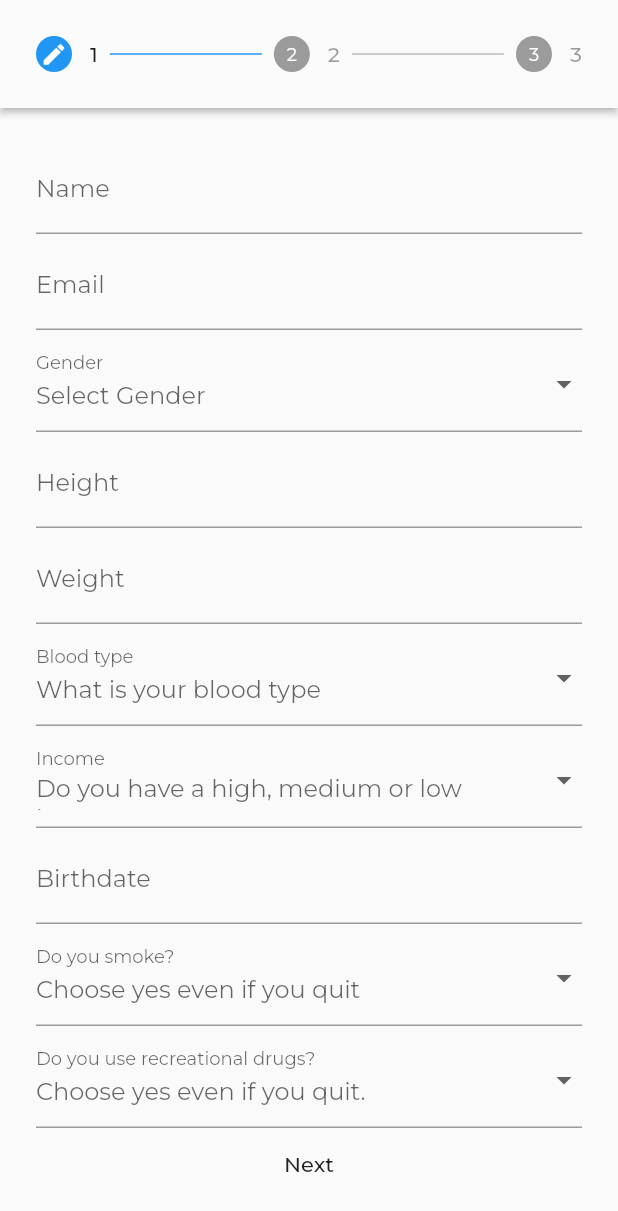
After one commit to solo1g/covid-vaccine-app, a Flutter app: the UserDetailsStepper screen opened directly, on a phone screen of 412 x 824 dp. The commit adds this screen. Shown: the top 1211 px of the screen. Run offline on Flutter 3.47's test engine with Material 2 defaults, Android fonts, the phone set to English and light mode, and no system bars; drawn by our look-alikes of flutter_form_builder; our stand-ins replace cloud_firestore, expandable, firebase_core, font_awesome_flutter, google_fonts, percent_indicator; accounts and stored records are empty; project files that could hold a hidden picture were left out.

Commit message:
Implemented user details page and form 1 of 3

```diff
--- a/lib/database/database.dart
+++ b/lib/database/database.dart
@@ -1,40 +1,40 @@
-import 'package:firebase_database/firebase_database.dart';
-import 'package:flutter/material.dart';
-
-class DatabaseTest extends StatelessWidget {
-  final databaseReference = FirebaseDatabase.instance.reference();
-  @override
-  Widget build(BuildContext context) {
-    createData();
-    readData();
-    return Text("created data");
-  }
-
-  void createData() {
-    databaseReference
-        .child("Patients/Patient1")
-        .set({'name': 'test1', 'score': 150});
-    databaseReference
-        .child("Patients/Patient2")
-        .set({'name': 'test2', 'score': 250});
-    databaseReference
-        .child("Patients/Patient3")
-        .set({'name': 'test3', 'score': 50});
-    databaseReference
-        .child("Patients/Patient4")
-        .set({'name': 'test4', 'score': 350});
-  }
-
-  void readData() {
-    var query = databaseReference.child("Patients").orderByChild("score");
-    query.onChildAdded.forEach((event) {
-      print(event.snapshot.value);
-    });
+// import 'package:firebase_database/firebase_database.dart';
+// import 'package:flutter/material.dart';
+//
+// class DatabaseTest extends StatelessWidget {
+//   final databaseReference = FirebaseDatabase.instance.reference();
+//   @override
+//   Widget build(BuildContext context) {
+//     createData();
+//     readData();
+//     return Text("created data");
+//   }
+//
+//   void createData() {
+//     databaseReference
+//         .child("Patients/Patient1")
+//         .set({'name': 'test1', 'score': 150});
+//     databaseReference
+//         .child("Patients/Patient2")
+//         .set({'name': 'test2', 'score': 250});
+//     databaseReference
+//         .child("Patients/Patient3")
+//         .set({'name': 'test3', 'score': 50});
+//     databaseReference
+//         .child("Patients/Patient4")
+//         .set({'name': 'test4', 'score': 350});
+//   }
+//
+//   void readData() {
+//     var query = databaseReference.child("Patients").orderByChild("score");
+//     query.onChildAdded.forEach((event) {
+//       print(event.snapshot.value);
+//     });
 //    databaseReference.orderByChild("name").once().then((DataSnapshot snapshot) {
 //      print('Data : ${snapshot.value}');
 //    });
 //    databaseReference.once().then((DataSnapshot snapshot) {
 //      print('Data : ${snapshot.value}');
 //    });
-  }
-}
+//   }
+// }
--- a/lib/main.dart
+++ b/lib/main.dart
@@ -1,3 +1,5 @@
+import 'package:covidvaccineapp/screens/UserDetails.dart';
+import 'package:firebase_core/firebase_core.dart';
 import 'package:flutter/material.dart';
 import 'package:flutter/services.dart';
 import 'package:google_fonts/google_fonts.dart';
@@ -8,6 +10,7 @@ import './screens/HomeScreen.dart';
 
 void main() async {
   WidgetsFlutterBinding.ensureInitialized();
+  await Firebase.initializeApp();
   await SystemChrome.setPreferredOrientations(<DeviceOrientation>[
     DeviceOrientation.portraitUp,
     DeviceOrientation.portraitDown
--- /dev/null
+++ b/lib/screens/UserDetails.dart
@@ -0,0 +1,303 @@
+import 'package:cloud_firestore/cloud_firestore.dart';
+import 'package:flutter/material.dart';
+import 'package:flutter/rendering.dart';
+import 'package:flutter_form_builder/flutter_form_builder.dart';
+
+class UserDetailsStepper extends StatefulWidget {
+  @override
+  _UserDetailsStepperState createState() => _UserDetailsStepperState();
+}
+
+class _UserDetailsStepperState extends State<UserDetailsStepper> {
+  int _currentStep;
+  List<bool> activeStates;
+  @override
+  void initState() {
+    _currentStep = 0;
+    activeStates = [true, false, false];
+    super.initState();
+  }
+
+  StepState _getState(int idx) {
+    if (idx == _currentStep)
+      return StepState.editing;
+    else if (idx < _currentStep)
+      return StepState.complete;
+    else
+      return StepState.disabled;
+  }
+
+  List<Step> _getSteps() {
+    return [
+      Step(
+        title: Text("1"),
+        state: _getState(0),
+        content: UserDetailsPage1(
+          nextStepCallback: nextStep,
+        ),
+        isActive: activeStates[0],
+      ),
+      Step(
+        state: _getState(1),
+        title: Text("2"),
+        content: UserDetailsPage2(
+          nextStepCallback: nextStep,
+        ),
+        isActive: activeStates[1],
+      ),
+      Step(
+        state: _getState(2),
+        title: Text("3"),
+        content: Text("To be added"),
+        isActive: activeStates[2],
+      ),
+    ];
+  }
+
+  void nextStep() {
+    setState(() {
+      if (_currentStep < activeStates.length - 1) {
+        _currentStep++;
+        activeStates[_currentStep] = true;
+      }
+    });
+  }
+
+  @override
+  Widget build(BuildContext context) {
+    return Scaffold(
+      body: SafeArea(
+        child: Stepper(
+          currentStep: _currentStep,
+          controlsBuilder: (BuildContext context,
+              {VoidCallback onStepContinue, VoidCallback onStepCancel}) {
+            return Row(
+              children: <Widget>[
+                Container(
+                  child: null,
+                ),
+                Container(
+                  child: null,
+                ),
+              ],
+            );
+          },
+          type: StepperType.horizontal,
+          steps: _getSteps(),
+        ),
+      ),
+    );
+  }
+}
+
+class UserDetailsPage1 extends StatefulWidget {
+  var nextStepCallback;
+  UserDetailsPage1({this.nextStepCallback});
+  @override
+  _UserDetailsPage1State createState() => _UserDetailsPage1State();
+}
+
+class _UserDetailsPage1State extends State<UserDetailsPage1> {
+  final GlobalKey<FormBuilderState> _formKey = GlobalKey<FormBuilderState>();
+  final _firestore = FirebaseFirestore.instance;
+  @override
+  Widget build(BuildContext context) {
+    return SingleChildScrollView(
+      child: Column(
+        children: [
+          FormBuilder(
+            key: _formKey,
+            child: Column(
+              children: [
+                FormBuilderTextField(
+                  attribute: 'name',
+                  decoration: const InputDecoration(
+                      labelText: 'Name', hintText: "Enter your name"),
+                  validators: [FormBuilderValidators.required()],
+                ),
+                SizedBox(height: 4),
+                FormBuilderTextField(
+                  attribute: 'email',
+                  decoration: const InputDecoration(
+                      labelText: 'Email', hintText: "Enter your email"),
+                  validators: [
+                    FormBuilderValidators.required(),
+                    FormBuilderValidators.email(),
+                  ],
+                ),
+                SizedBox(height: 4),
+                FormBuilderDropdown(
+                  attribute: 'gender',
+                  decoration: const InputDecoration(
+                    labelText: 'Gender',
+                  ),
+                  hint: Text('Select Gender'),
+                  validators: [FormBuilderValidators.required()],
+                  items: ["Male", "Female", "Other", "Rather not say"]
+                      .map((gender) => DropdownMenuItem(
+                            value: gender,
+                            child: Text('$gender'),
+                          ))
+                      .toList(),
+                ),
+                SizedBox(height: 4),
+                FormBuilderTextField(
+                  attribute: "height",
+                  decoration: const InputDecoration(
+                    labelText: "Height",
+                    hintText: "Enter height in cm",
+                  ),
+                ),
+                SizedBox(height: 4),
+                FormBuilderTextField(
+                  attribute: "weight",
+                  decoration: const InputDecoration(
+                    labelText: "Weight",
+                    hintText: "Enter weight in kg",
+                  ),
+                ),
+                SizedBox(height: 4),
+                FormBuilderDropdown(
+                  attribute: 'blood',
+                  decoration: const InputDecoration(
+                    labelText: 'Blood type',
+                  ),
+                  hint: Text('What is your blood type'),
+                  validators: [FormBuilderValidators.required()],
+                  items: [
+                    "Don't know",
+                    "O+",
+                    "O-",
+                    "A+",
+                    "A-",
+                    "B+",
+                    "B-",
+                    "AB+",
+                    "AB-",
+                  ]
+                      .map((gender) => DropdownMenuItem(
+                            value: gender,
+                            child: Text('$gender'),
+                          ))
+                      .toList(),
+                ),
+                SizedBox(height: 4),
+                FormBuilderDropdown(
+                  attribute: 'income',
+                  decoration: const InputDecoration(
+                    labelText: 'Income',
+                  ),
+                  hint: Text('Do you have a high, medium or low income'),
+                  validators: [FormBuilderValidators.required()],
+                  items: ["Low", "Medium", "High"]
+                      .map((gender) => DropdownMenuItem(
+                            value: gender,
+                            child: Text('$gender'),
+                          ))
+                      .toList(),
+                ),
+                SizedBox(height: 4),
+                FormBuilderDateTimePicker(
+                  inputType: InputType.date,
+                  attribute: 'birthdate',
+                  decoration: const InputDecoration(
+                    labelText: 'Birthdate',
+                  ),
+                  helpText: "Select date of birth",
+                ),
+                SizedBox(height: 4),
+              ],
+            ),
+          ),
+          FormBuilderDropdown(
+            attribute: 'smoker',
+            decoration: const InputDecoration(
+              labelText: 'Do you smoke?',
+            ),
+            hint: Text('Choose yes even if you quit'),
+            validators: [FormBuilderValidators.required()],
+            items: ["Yes", "No"]
+                .map((gender) => DropdownMenuItem(
+                      value: gender,
+                      child: Text('$gender'),
+                    ))
+                .toList(),
+          ),
+          SizedBox(height: 4),
+          FormBuilderDropdown(
+            attribute: 'drugs',
+            decoration: const InputDecoration(
+              labelText: 'Do you use recreational drugs?',
+            ),
+            hint: Text('Choose yes even if you quit.'),
+            validators: [FormBuilderValidators.required()],
+            items: ["Yes", "No"]
+                .map((gender) => DropdownMenuItem(
+                      value: gender,
+                      child: Text('$gender'),
+                    ))
+                .toList(),
+          ),
+          FlatButton(
+            child: Text("Next"),
+            onPressed: () {
+              // if (_formKey.currentState.saveAndValidate()) {
+              //   print(_formKey.currentState.value);
+              //   var x = _formKey.currentState.value;
+              //   _firestore.collection('data').doc(x["email"]).set(
+              //     {
+              //       "name": x["name"],
+              //     },
+              //     SetOptions(merge: true),
+              //   );
+              // } else {
+              //   print("Invalid");
+              // }
+              widget.nextStepCallback();
+            },
+          )
+        ],
+      ),
+    );
+  }
+}
+
+class UserDetailsPage2 extends StatefulWidget {
+  var nextStepCallback;
+  UserDetailsPage2({this.nextStepCallback});
+  @override
+  _UserDetailsPage2State createState() => _UserDetailsPage2State();
+}
+
+class _UserDetailsPage2State extends State<UserDetailsPage2> {
+  final GlobalKey<FormBuilderState> _formKey = GlobalKey<FormBuilderState>();
+  final _firestore = FirebaseFirestore.instance;
+  @override
+  Widget build(BuildContext context) {
+    return SingleChildScrollView(
+      child: Column(
+        children: [
+          FormBuilder(key: _formKey, child: Column(children: [])),
+          FlatButton(
+            child: Text("Next"),
+            onPressed: () {
+              // if (_formKey.currentState.saveAndValidate()) {
+              //   print(_formKey.currentState.value);
+              //   var x = _formKey.currentState.value;
+              //   _firestore.collection('data').doc(x["email"]).set(
+              //     {
+              //       "name": x["name"],
+              //     },
+              //     SetOptions(merge: true),
+              //   );
+              // } else {
+              //   print("Invalid");
+              // }
+              widget.nextStepCallback();
+            },
+          )
+        ],
+      ),
+    );
+  }
+}
--- a/pubspec.yaml
+++ b/pubspec.yaml
@@ -25,12 +25,13 @@ dependencies:
     sdk: flutter
   percent_indicator:
   http:
-  firebase_database:
   firebase_core:
   firebase_auth:
   font_awesome_flutter:
   google_fonts:
   expandable:
+  cloud_firestore:
+  flutter_form_builder:
 
   # The following adds the Cupertino Icons font to your application.
   # Use with the CupertinoIcons class for iOS style icons.
```
Also changed, not shown: pubspec.lock, 1 other file.
